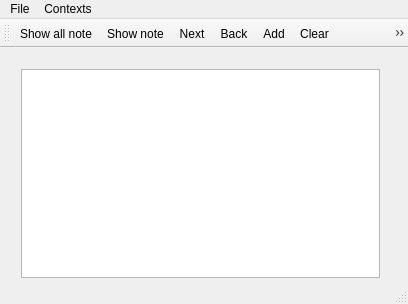
Before: the Qt Designer form mainwindow.ui in SurroKun/qt_notepad, drawn with Qt 5.
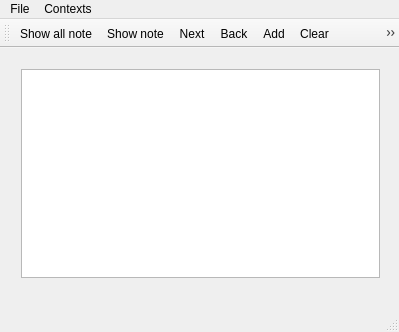
After: the same form once the commit is applied. Icons and pictures are not drawn.

Patch:
```diff
--- a/mainwindow.ui
+++ b/mainwindow.ui
@@ -6,8 +6,8 @@
    <rect>
     <x>0</x>
     <y>0</y>
-    <width>408</width>
-    <height>304</height>
+    <width>399</width>
+    <height>332</height>
    </rect>
   </property>
   <property name="cursor">
@@ -45,8 +45,8 @@
     <rect>
      <x>0</x>
      <y>0</y>
-     <width>408</width>
-     <height>20</height>
+     <width>399</width>
+     <height>26</height>
     </rect>
    </property>
    <property name="cursor">
```
Left out of the diff: 37 changed lines with no effect on the pictures.
